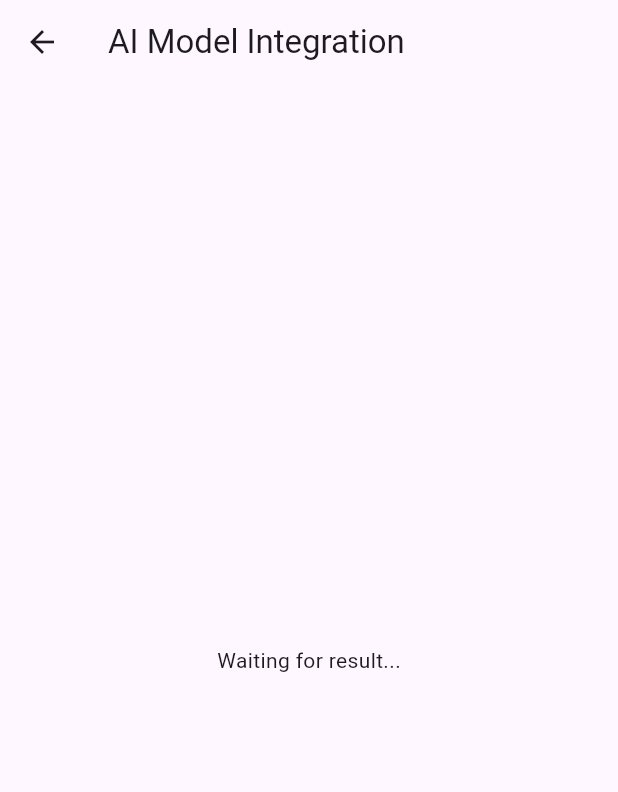
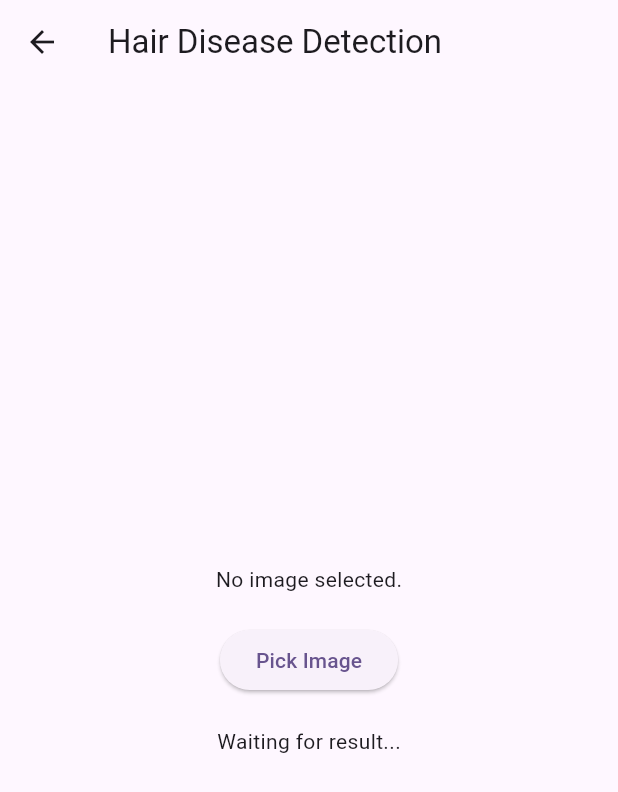
Before and after one commit to Usmanxsaleem/hairfall-app, a Flutter app: the ModelIntegrationPage screen opened by its route, on a phone screen of 412 x 824 dp. Shown: the top 792 px of the screen. Run offline on Flutter 3.47's test engine with Material 3 defaults, Android fonts, the phone set to English and light mode, and no system bars; our stand-ins replace firebase_auth, firebase_core, image_picker; missing offline and left inert: tflite; accounts and stored records are empty.

Commit message:
assetfile

```diff
--- /dev/null
+++ b/assets/labels.txt
@@ -0,0 +1,5 @@
+Healthy
+Dandruff
+Alopecia
+Fungal Infection
+Psoriasis
--- a/lib/main.dart
+++ b/lib/main.dart
@@ -1,16 +1,18 @@
+import 'package:flutter/material.dart';
 import 'package:firebase_core/firebase_core.dart';
-import 'package:flutter/material.dart';
 import 'login_page.dart';
 import 'signup_page.dart';
 import 'home_page.dart';
-import 'model_integration.dart';
+import 'model_integration.dart'; // Add your model integration page
 
 void main() async {
   WidgetsFlutterBinding.ensureInitialized();
   await Firebase.initializeApp(options: FirebaseOptions(
     apiKey: 'AIzaSyCdXTzupixtZAguHqx_jnDj9lfkj5cX2l8',
-     appId: '1:371749157982:android:6b75fd51a0f3bcacea48cf',
-     messagingSenderId: 'messagingSenderId', projectId: 'fir-2-20108'));
+    appId: '1:371749157982:android:6b75fd51a0f3bcacea48cf',
+    messagingSenderId: 'messagingSenderId',
+    projectId: 'fir-2-20108',
+  ));
   runApp(const MyApp());
 }
 
@@ -29,10 +31,8 @@ class MyApp extends StatelessWidget {
       routes: {
         '/login': (context) => LoginPage(),
         '/signup': (context) => SignupPage(),
-         '/home': (context) => const HomePage(),
-         '/ai-model': (context) => ModelIntegrationPage(),
-
-        // Add route for home page here
+        '/home': (context) => HomePage(),
+        '/model': (context) => ModelIntegrationPage(), // Add your route
       },
     );
   }
--- a/lib/model_integration.dart
+++ b/lib/model_integration.dart
@@ -1,13 +1,17 @@
+import 'dart:io';
+import 'package:flutter/foundation.dart'; // Import this for kIsWeb
 import 'package:flutter/material.dart';
 import 'package:tflite/tflite.dart';
+import 'package:image_picker/image_picker.dart';
 
-class ModelIntegrationPage extends StatefulWidget { // Rename to ModelIntegrationPage
+class ModelIntegrationPage extends StatefulWidget {
   @override
   _ModelIntegrationPageState createState() => _ModelIntegrationPageState();
 }
 
 class _ModelIntegrationPageState extends State<ModelIntegrationPage> {
   String? _output;
+  XFile? _image;
 
   @override
   void initState() {
@@ -17,37 +21,70 @@ class _ModelIntegrationPageState extends State<ModelIntegrationPage> {
 
   // Load the TFLite model
   Future<void> loadModel() async {
-    String? res = await Tflite.loadModel(
-      model: 'assets/model.tflite', // Path to the .tflite file
-      labels: 'assets/labels.txt',  // Path to the labels if you have them
+    await Tflite.loadModel(
+      model: 'assets/model.tflite',
+      labels: 'assets/labels.txt',
     );
-    print(res);
   }
 
-  // Run inference
+  // Pick an image from the gallery
+  Future<void> pickImage() async {
+    final picker = ImagePicker();
+    var image = await picker.pickImage(source: ImageSource.gallery);
+
+    if (image != null) {
+      setState(() {
+        _image = image;
+      });
+      runModel(image.path);
+    }
+  }
+
+  // Run inference on the selected image
   Future<void> runModel(String imagePath) async {
     var output = await Tflite.runModelOnImage(
-      path: imagePath, // Path to image for prediction
+      path: imagePath,
       imageMean: 0.0,
       imageStd: 255.0,
       numResults: 2,
       threshold: 0.5,
     );
+
     setState(() {
       _output = output != null ? output.toString() : 'No result';
     });
   }
 
   @override
+  void dispose() {
+    Tflite.close();
+    super.dispose();
+  }
+
+  @override
   Widget build(BuildContext context) {
     return Scaffold(
-      appBar: AppBar(
-        title: Text('AI Model Integration'),
-      ),
+      appBar: AppBar(title: Text('Hair Disease Detection')),
       body: Center(
-        child: _output == null
-            ? Text('Waiting for result...')
-            : Text('Output: $_output'),
+        child: Column(
+          mainAxisAlignment: MainAxisAlignment.center,
+          children: [
+            _image == null
+                ? Text('No image selected.')
+                : kIsWeb
+                    ? Image.network(_image!.path) // Use Image.network for web
+                    : Image.file(File(_image!.path)), // Use Image.file for mobile
+            SizedBox(height: 20),
+            ElevatedButton(
+              onPressed: pickImage,
+              child: Text('Pick Image'),
+            ),
+            SizedBox(height: 20),
+            _output == null
+                ? Text('Waiting for result...')
+                : Text('Prediction: $_output'),
+          ],
+        ),
       ),
     );
   }
--- a/pubspec.yaml
+++ b/pubspec.yaml
@@ -26,5 +26,5 @@ dev_dependencies:
 flutter:
   uses-material-design: true
   assets:
+    - assets/labels.txt
     - assets/model.tflite
-    - assets/labels.txt
```
Also changed, not shown: 3 other files.
